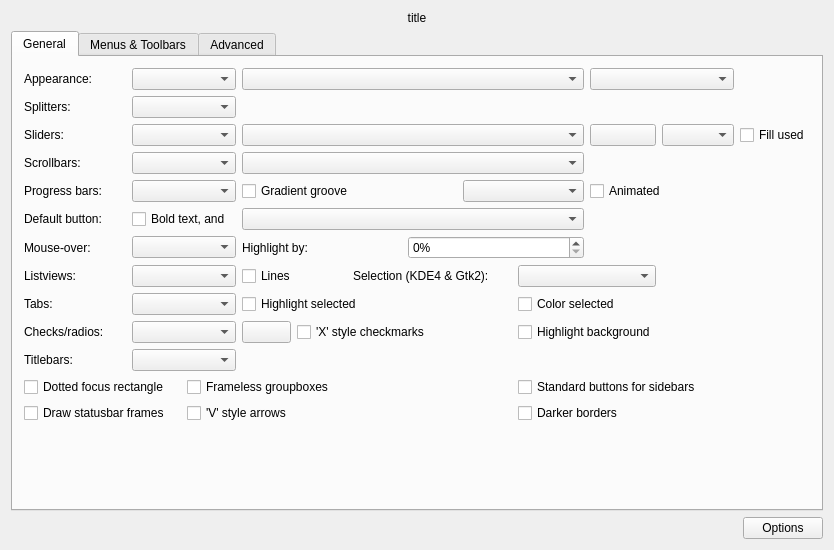
QtCurve/qtcurve, file config/qtcurveconfigbase.ui: the form before one commit.
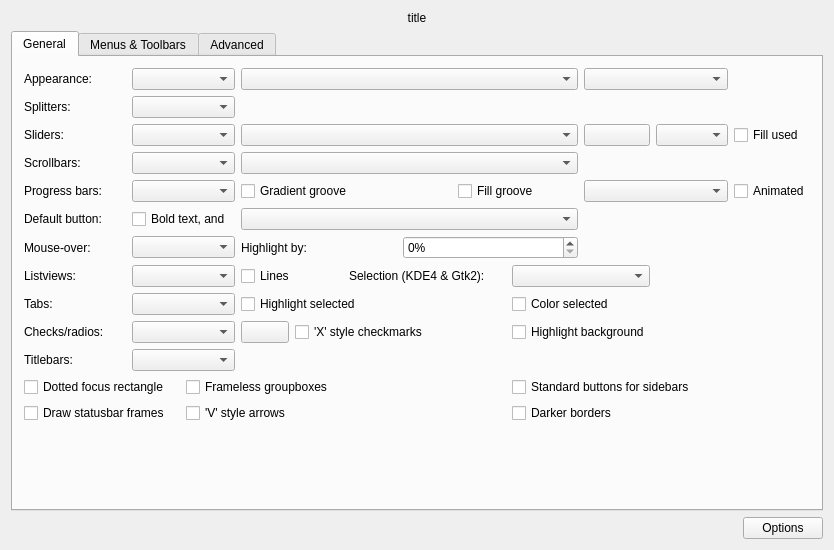
The form after the commit. Custom widgets are drawn as their Qt base class.

Commit message: * Eching of checks, radio, sliders * Fill progress

What changed in the file:
```diff
--- a/config/qtcurveconfigbase.ui
+++ b/config/qtcurveconfigbase.ui
@@ -164,9 +164,16 @@
         </widget>
        </item>
        <item row="4" column="7" colspan="2" >
+        <widget class="QCheckBox" name="fillProgress" >
+         <property name="text" >
+          <string>Fill groove</string>
+         </property>
+        </widget>
+       </item>
+       <item row="4" column="9" colspan="2" >
         <widget class="QComboBox" name="stripedProgress" />
        </item>
-       <item row="4" column="9" colspan="3" >
+       <item row="4" column="11" >
         <widget class="QCheckBox" name="animatedProgress" >
          <property name="text" >
           <string>Animated</string>
```
Left out of the diff: 1 changed line with no effect on the pictures. The commit also changes 3 other files.
